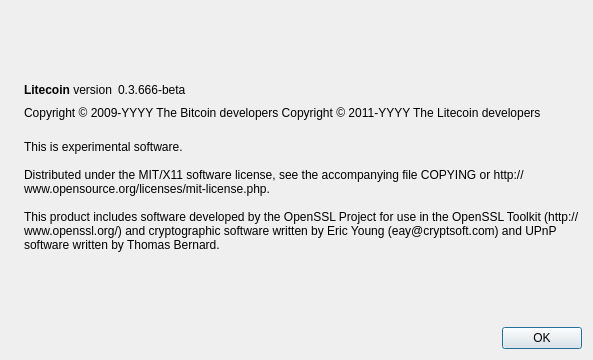
The window that src/qt/forms/aboutdialog.ui (moophlo/DrugoCoin) describes before a commit, drawn with Qt 5.
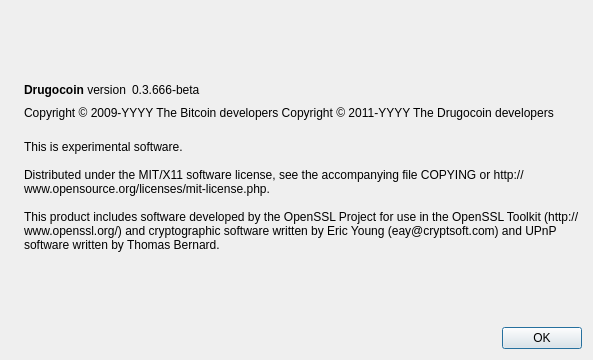
The same window after the commit. Icons and pictures are not drawn.

The edit to the form file:
```diff
--- a/src/qt/forms/aboutdialog.ui
+++ b/src/qt/forms/aboutdialog.ui
@@ -50,7 +50,7 @@
           <cursorShape>IBeamCursor</cursorShape>
          </property>
          <property name="text">
-          <string>&lt;b&gt;Litecoin&lt;/b&gt; version</string>
+          <string>&lt;b&gt;Drugocoin&lt;/b&gt; version</string>
          </property>
          <property name="textInteractionFlags">
           <set>Qt::LinksAccessibleByMouse|Qt::TextSelectableByKeyboard|Qt::TextSelectableByMouse</set>
@@ -92,7 +92,7 @@
        </property>
        <property name="text">
         <string notr="true">Copyright &amp;copy; 2009-YYYY The Bitcoin developers
-Copyright &amp;copy; 2011-YYYY The Litecoin developers</string>
+Copyright &amp;copy; 2011-YYYY The Drugocoin developers</string>
        </property>
        <property name="textFormat">
         <enum>Qt::RichText</enum>
```
Left out of the diff: 2 changed lines with no effect on the pictures.
